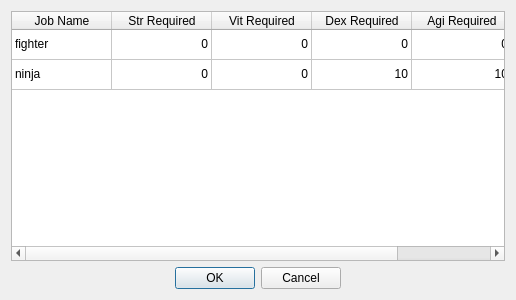
SamuelPossamai/SimpleGameOfMine, file forms/selectjobdialog.ui: the form before one commit.
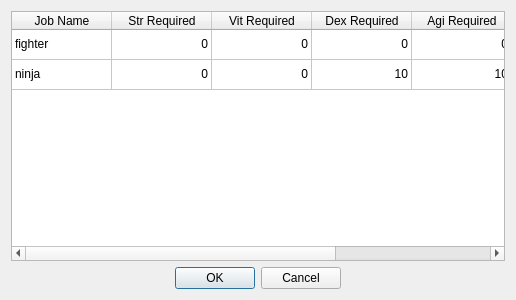
The form after the commit.

What changed in the file:
```diff
--- a/forms/selectjobdialog.ui
+++ b/forms/selectjobdialog.ui
@@ -66,6 +66,11 @@
        <string>Agi Required</string>
       </property>
      </column>
+     <column>
+      <property name="text">
+       <string>Wis Required</string>
+      </property>
+     </column>
      <item row="0" column="0">
       <property name="text">
        <string>fighter</string>
@@ -103,6 +108,14 @@
        <set>AlignTrailing|AlignVCenter</set>
       </property>
      </item>
+     <item row="0" column="5">
+      <property name="text">
+       <string>0</string>
+      </property>
+      <property name="textAlignment">
+       <set>AlignTrailing|AlignVCenter</set>
+      </property>
+     </item>
      <item row="1" column="0">
       <property name="text">
        <string>ninja</string>
@@ -140,6 +153,14 @@
        <set>AlignTrailing|AlignVCenter</set>
       </property>
      </item>
+     <item row="1" column="5">
+      <property name="text">
+       <string>0</string>
+      </property>
+      <property name="textAlignment">
+       <set>AlignTrailing|AlignVCenter</set>
+      </property>
+     </item>
     </widget>
    </item>
    <item>
```
